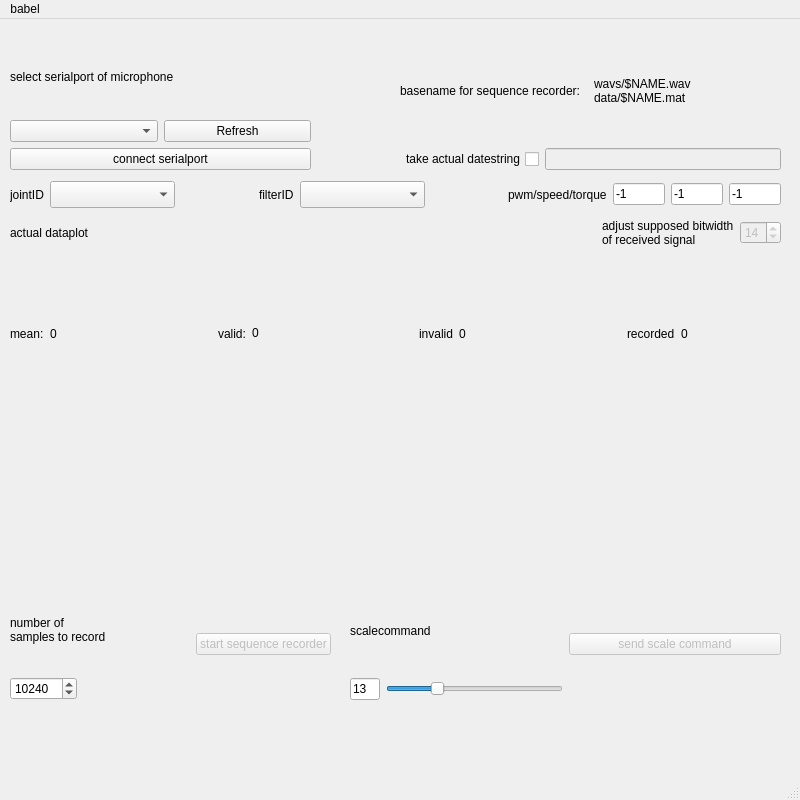
First picture: the form in gui.ui, repository marvin2k/guibabel, before the edit.
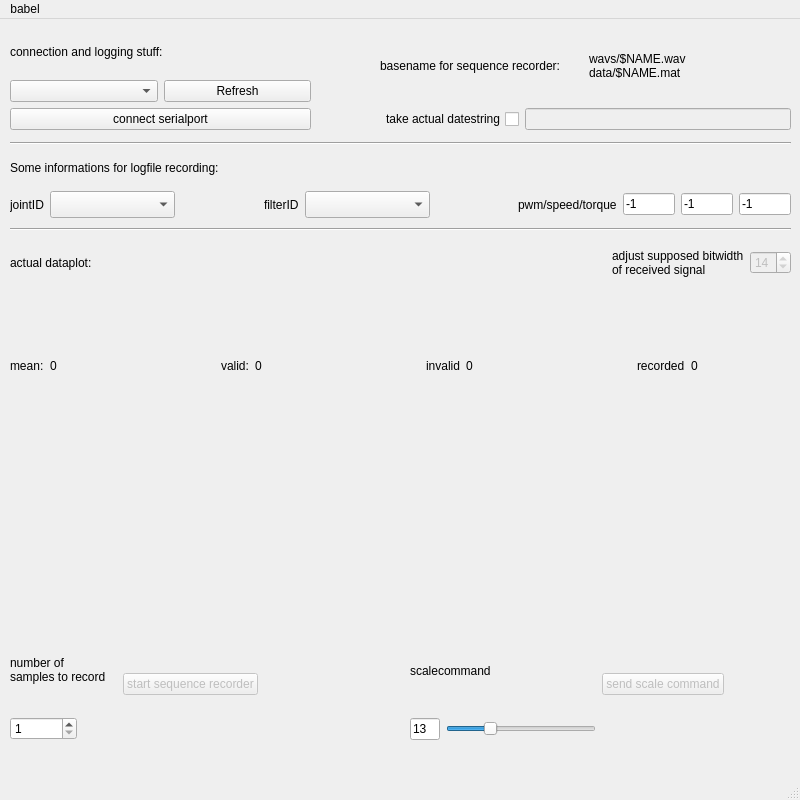
Second picture: the form after the edit. Custom widgets are drawn as their Qt base class.

Commit message: [guibabel] weitere arbeiten, kleinigkeiten

Diff of the .ui file:
```diff
--- a/gui.ui
+++ b/gui.ui
@@ -36,35 +36,31 @@
     <property name="geometry">
      <rect>
       <x>10</x>
-      <y>20</y>
+      <y>10</y>
       <width>301</width>
-      <height>131</height>
+      <height>101</height>
      </rect>
     </property>
     <layout class="QVBoxLayout" name="verticalLayout">
      <item>
-      <layout class="QVBoxLayout" name="verticalLayout_3">
+      <widget class="QLabel" name="label_2">
+       <property name="text">
+        <string>connection and logging stuff:</string>
+       </property>
+      </widget>
+     </item>
+     <item>
+      <layout class="QHBoxLayout" name="horizontalLayout">
        <item>
-        <widget class="QLabel" name="label_2">
+        <widget class="QComboBox" name="comboBox_avail_serialports"/>
+       </item>
+       <item>
+        <widget class="QPushButton" name="button_refresh_serialports">
          <property name="text">
-          <string>select serialport of microphone</string>
+          <string>Refresh</string>
          </property>
         </widget>
        </item>
-       <item>
-        <layout class="QHBoxLayout" name="horizontalLayout">
-         <item>
-          <widget class="QComboBox" name="comboBox_avail_serialports"/>
-         </item>
-         <item>
-          <widget class="QPushButton" name="button_refresh_serialports">
-           <property name="text">
-            <string>Refresh</string>
-           </property>
-          </widget>
-         </item>
-        </layout>
-       </item>
       </layout>
      </item>
      <item>
@@ -80,9 +76,9 @@
     <property name="geometry">
      <rect>
       <x>10</x>
-      <y>200</y>
-      <width>771</width>
-      <height>361</height>
+      <y>230</y>
+      <width>781</width>
+      <height>371</height>
      </rect>
     </property>
     <layout class="QVBoxLayout" name="verticalLayout_4">
@@ -94,7 +90,7 @@
        <item>
         <widget class="QLabel" name="label_pcmplot">
          <property name="text">
-          <string>actual dataplot</string>
+          <string>actual dataplot:</string>
          </property>
         </widget>
        </item>
@@ -281,10 +277,10 @@
    <widget class="QWidget" name="verticalLayoutWidget_2">
     <property name="geometry">
      <rect>
-      <x>400</x>
-      <y>20</y>
-      <width>381</width>
-      <height>131</height>
+      <x>380</x>
+      <y>10</y>
+      <width>411</width>
+      <height>101</height>
      </rect>
     </property>
     <layout class="QVBoxLayout" name="verticalLayout_2">
@@ -342,9 +338,9 @@
    <widget class="QWidget" name="layoutWidget2">
     <property name="geometry">
      <rect>
-      <x>350</x>
-      <y>570</y>
-      <width>431</width>
+      <x>410</x>
+      <y>610</y>
+      <width>381</width>
       <height>111</height>
      </rect>
     </property>
@@ -390,6 +386,12 @@
              <verstretch>0</verstretch>
             </sizepolicy>
            </property>
+           <property name="minimumSize">
+            <size>
+             <width>150</width>
+             <height>0</height>
+            </size>
+           </property>
            <property name="maximum">
             <number>48</number>
            </property>
@@ -413,18 +415,37 @@
        <property name="enabled">
         <bool>false</bool>
        </property>
+       <property name="sizePolicy">
+        <sizepolicy hsizetype="Fixed" vsizetype="Fixed">
+         <horstretch>0</horstretch>
+         <verstretch>0</verstretch>
+        </sizepolicy>
+       </property>
        <property name="text">
         <string>send scale command</string>
        </property>
       </widget>
      </item>
+     <item>
+      <spacer name="horizontalSpacer_9">
+       <property name="orientation">
+        <enum>Qt::Horizontal</enum>
+       </property>
+       <property name="sizeHint" stdset="0">
+        <size>
+         <width>40</width>
+         <height>20</height>
+        </size>
+       </property>
+      </spacer>
+     </item>
     </layout>
    </widget>
    <widget class="QWidget" name="layoutWidget">
     <property name="geometry">
      <rect>
       <x>10</x>
-      <y>570</y>
+      <y>610</y>
       <width>321</width>
       <height>111</height>
      </rect>
@@ -457,7 +478,7 @@
             <number>0</number>
            </property>
            <property name="value">
-            <number>10240</number>
+            <number>1</number>
            </property>
           </widget>
          </item>
@@ -478,19 +499,6 @@
        </item>
       </layout>
      </item>
-     <item>
-      <spacer name="horizontalSpacer_3">
-       <property name="orientation">
-        <enum>Qt::Horizontal</enum>
-       </property>
-       <property name="sizeHint" stdset="0">
-        <size>
-         <width>40</width>
-         <height>20</height>
-        </size>
-       </property>
-      </spacer>
-     </item>
      <item>
       <widget class="QPushButton" name="pushButton_start_sequence_recorder">
        <property name="enabled">
@@ -501,14 +509,27 @@
        </property>
       </widget>
      </item>
+     <item>
+      <spacer name="horizontalSpacer_3">
+       <property name="orientation">
+        <enum>Qt::Horizontal</enum>
+       </property>
+       <property name="sizeHint" stdset="0">
+        <size>
+         <width>40</width>
+         <height>20</height>
+        </size>
+       </property>
+      </spacer>
+     </item>
     </layout>
    </widget>
    <widget class="QWidget" name="horizontalLayoutWidget">
     <property name="geometry">
      <rect>
       <x>10</x>
-      <y>160</y>
-      <width>771</width>
+      <y>170</y>
+      <width>781</width>
       <height>31</height>
      </rect>
     </property>
@@ -666,6 +687,45 @@
      </item>
     </layout>
    </widget>
+   <widget class="Line" name="line">
+    <property name="geometry">
+     <rect>
+      <x>10</x>
+      <y>116</y>
+      <width>781</width>
+      <height>16</height>
+     </rect>
+    </property>
+    <property name="orientation">
+     <enum>Qt::Horizontal</enum>
+    </property>
+   </widget>
+   <widget class="Line" name="line_3">
+    <property name="geometry">
+     <rect>
+      <x>10</x>
+      <y>200</y>
+      <width>781</width>
+      <height>20</height>
+     </rect>
+    </property>
+    <property name="orientation">
+     <enum>Qt::Horizontal</enum>
+    </property>
+   </widget>
+   <widget class="QLabel" name="label_14">
+    <property name="geometry">
+     <rect>
+      <x>10</x>
+      <y>140</y>
+      <width>291</width>
+      <height>18</height>
+     </rect>
+    </property>
+    <property name="text">
+     <string>Some informations for logfile recording:</string>
+    </property>
+   </widget>
   </widget>
   <widget class="QMenuBar" name="menubar">
    <property name="geometry">
```
Left out of the diff: 3 changed lines with no effect on the pictures. The commit also changes 2 other files.
